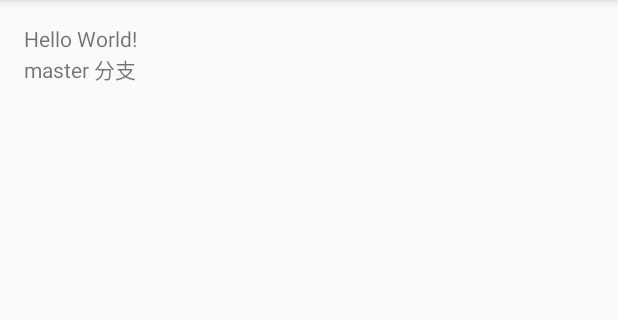
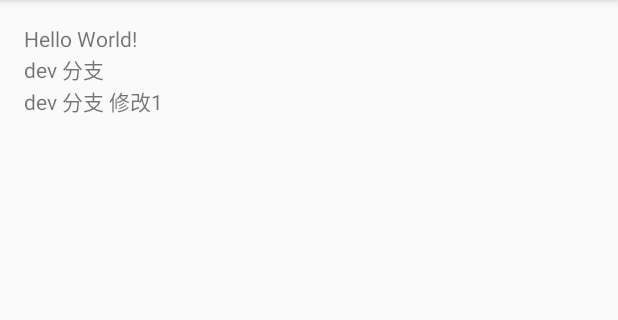
Before and after one commit to pCpptgzoh/TestBranch, an Android app: the screen it shows after launch (MainActivity), on a phone screen of 412 x 824 dp, the part 84-404 px from its top. Run offline under Robolectric (Android 15) with nearby library versions, the phone set to English and light mode, and no system bars.

Commit message:
dev 修改1

```diff
--- a/app/src/main/res/layout/activity_main.xml
+++ b/app/src/main/res/layout/activity_main.xml
@@ -19,6 +19,11 @@
     <TextView
         android:layout_width="wrap_content"
         android:layout_height="wrap_content"
-        android:text="master 分支" />
+        android:text="dev 分支" />
+
+    <TextView
+        android:layout_width="wrap_content"
+        android:layout_height="wrap_content"
+        android:text="dev 分支 修改1" />
 
 </LinearLayout>
```
